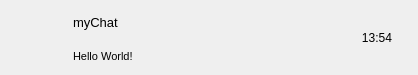
Old version of the form myChatQT/chatuserwid.ui in the repository Baidou2Star/MindChat.
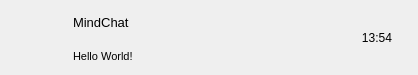
New version of the form.

What changed in the file:
```diff
--- a/myChatQT/chatuserwid.ui
+++ b/myChatQT/chatuserwid.ui
@@ -169,7 +169,7 @@
          </font>
         </property>
         <property name="text">
-         <string>myChat</string>
+         <string>MindChat</string>
         </property>
        </widget>
       </item>
```
